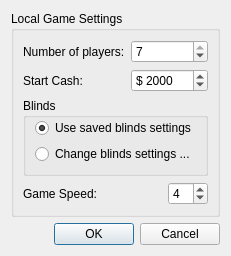
Before: the Qt Designer form src/gui/qt/newgamedialog.ui in pokerth/pokerth, drawn with Qt 5.
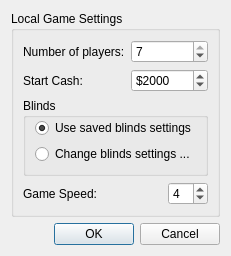
After: the same form once the commit is applied.

The edit to the form file:
```diff
--- a/src/gui/qt/newgamedialog.ui
+++ b/src/gui/qt/newgamedialog.ui
@@ -55,7 +55,7 @@
       <item row="1" column="1" colspan="2" >
        <widget class="QSpinBox" name="spinBox_startCash" >
         <property name="prefix" >
-         <string>$ </string>
+         <string>$</string>
         </property>
         <property name="minimum" >
          <number>1000</number>
```
